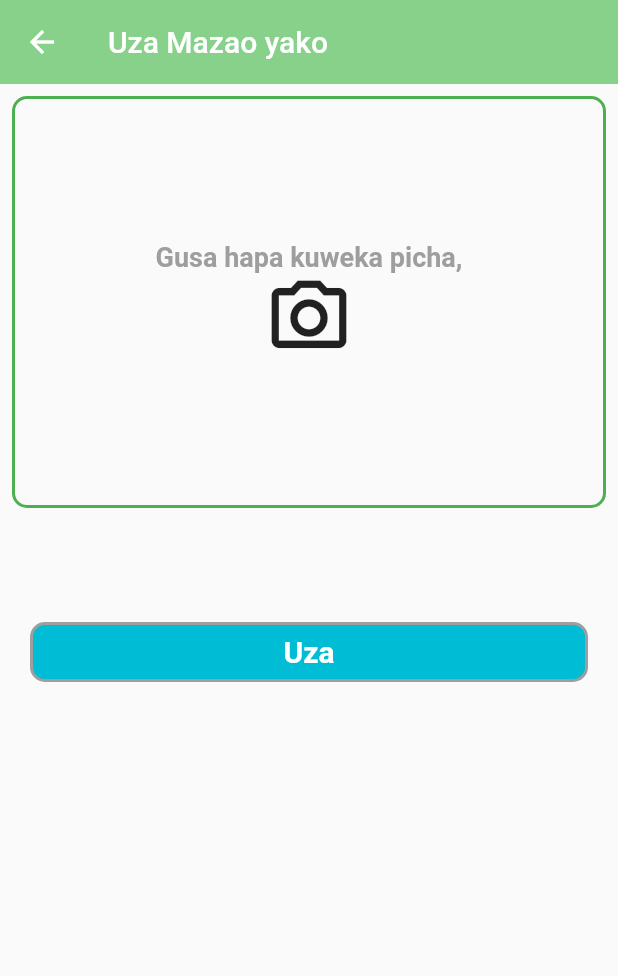
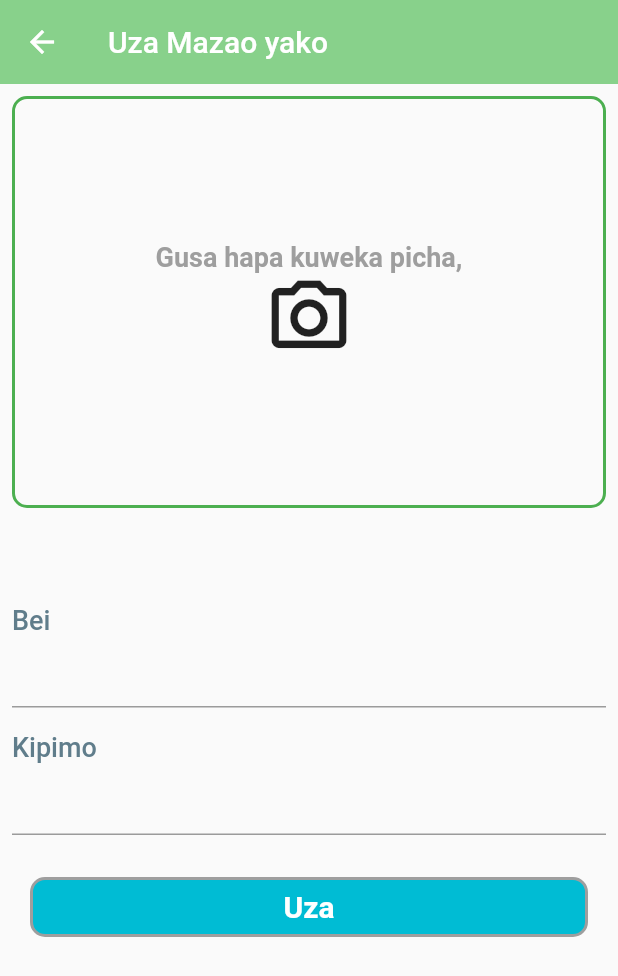
Before and after one commit to zuberypima/GulioApp, a Flutter app: the PostPage screen opened by its route, after a tap on "Uza", on a phone screen of 412 x 824 dp. Shown: the top 976 px of the screen. Run offline on Flutter 3.47's test engine with Material 2 defaults, Android fonts, the phone set to English and light mode, and no system bars; our stand-ins replace cloud_firestore, firebase_auth, firebase_core, image_picker; accounts and stored records are empty.

Commit message:
update done

```diff
--- a/lib/main.dart
+++ b/lib/main.dart
@@ -16,12 +16,7 @@ void main() async{
   WidgetsFlutterBinding.ensureInitialized();
   await Firebase.initializeApp();
   runApp(
-    MultiProvider(providers: [
-       ChangeNotifierProvider(create: (_)=>UserDetails())
-  ],
-  child: MyApp(),
-  ),
-
+  MyApp(),
   );
 }
 class MyApp extends StatelessWidget {
@@ -31,7 +26,7 @@ class MyApp extends StatelessWidget {
 
     return MaterialApp(
       debugShowCheckedModeBanner: false,
-      initialRoute: '/',
+      initialRoute: 'login',
       routes: {
         '/':(context)=> HomePage(),
         'profile':(context)=>ProfileScreen(),
--- a/lib/screens/authscreens/loginpage.dart
+++ b/lib/screens/authscreens/loginpage.dart
@@ -64,7 +64,7 @@ class _LoginPageState extends State<LoginPage> {
               });
               try {
                 await AuthFunction()
-                    .login(context, _email.text, _password.text);
+                    .login(context, 'test@g.co', 'qq1234');
               } catch (e) {
 
                 print(e);
--- a/lib/screens/postScreen.dart
+++ b/lib/screens/postScreen.dart
@@ -1,6 +1,8 @@
 import 'dart:io';
 
+import 'package:cloud_firestore/cloud_firestore.dart';
 import 'package:flutter/material.dart';
+import 'package:gulio/services/gerneralservices.dart';
 import 'package:gulio/utilities/constantscolors.dart';
 import 'package:gulio/widgets/formfildone.dart';
 import 'package:image_picker/image_picker.dart';
@@ -13,7 +15,9 @@ class PostPage extends StatefulWidget {
 }
 final picker = ImagePicker();
 File? _imageFile;
-
+ CollectionReference cropsposted = FirebaseFirestore.instance.collection('Usersss');
+ String _bei="";
+ String _kipimo="";
 class _PostPageState extends State<PostPage> {
   @override
   Widget build(BuildContext context) {
@@ -57,11 +61,45 @@ class _PostPageState extends State<PostPage> {
           padding: const EdgeInsets.all(8.0),
           // child: FormFieldOne(hintText: 'Bei kwa kilo',textContoler:'Hello',),
         ),
+        Padding(
+          padding: const EdgeInsets.all(8.0),
+          child: Column(
+            crossAxisAlignment: CrossAxisAlignment.start,
+            children: [
+              Text('Bei',style: TextStyle(fontSize: 18,fontWeight: FontWeight.w500,color: Colors.blueGrey),),
+              TextFormField(
+                onChanged: (value) {
+                  setState(() {
+                    _bei =value;
+                  });
+                },
+              ),
+            ],
+          ),
+        ),
+         Padding(
+          padding: const EdgeInsets.all(8.0),
+          child: Column(
+            crossAxisAlignment: CrossAxisAlignment.start,
+            children: [
+              Text('Kipimo',style: TextStyle(fontSize: 18,fontWeight: FontWeight.w500,color: Colors.blueGrey),),
+              TextFormField(
+                onChanged: (value) {
+                  setState(() {
+                    _kipimo =value;
+                  });
+                },
+              ),
+            ],
+          ),
+        ),
+
          Padding(
            padding: const EdgeInsets.all(20),
            child: InkWell(
                 onTap: () {
-
+                  print("object");
+                 GeneralServices().postCrop(_bei,_kipimo);
                 },
                 child: Container(
                   width: 130,
@@ -84,6 +122,8 @@ class _PostPageState extends State<PostPage> {
          ),
       ],),
     );
+
+
   }
 
 
@@ -96,4 +136,5 @@ class _PostPageState extends State<PostPage> {
       });
     }
   }
+
 }
--- /dev/null
+++ b/lib/services/gerneralservices.dart
@@ -0,0 +1,19 @@
+import 'package:firebase_auth/firebase_auth.dart';
+import 'package:flutter/material.dart';
+import 'package:cloud_firestore/cloud_firestore.dart';
+
+
+class GeneralServices{
+ User? user =FirebaseAuth.instance.currentUser;
+   CollectionReference cropsposted = FirebaseFirestore.instance.collection('Users');
+ postCrop (String bei ,String kipimo){
+       return cropsposted.doc(user!.email).collection('Posts').add({
+        'Bei':bei,
+        'Kipimo':kipimo,
+       });
+  }
+
+
+
+
+}
```
